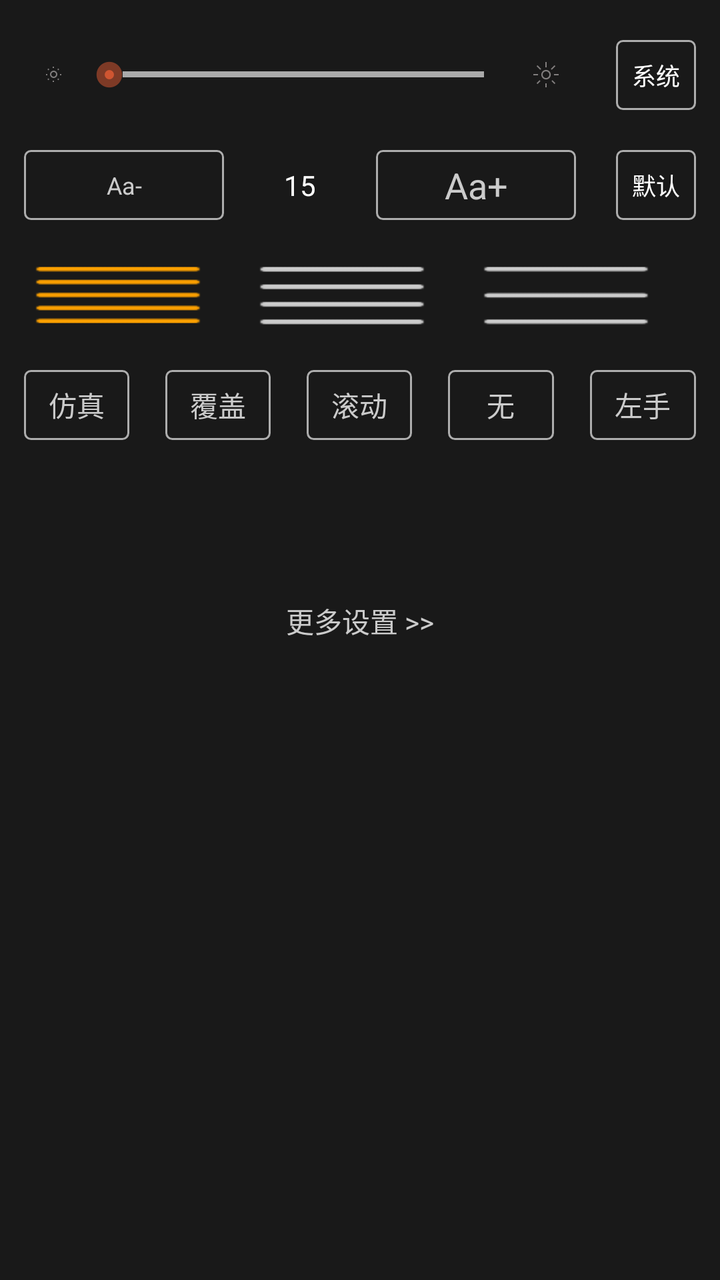
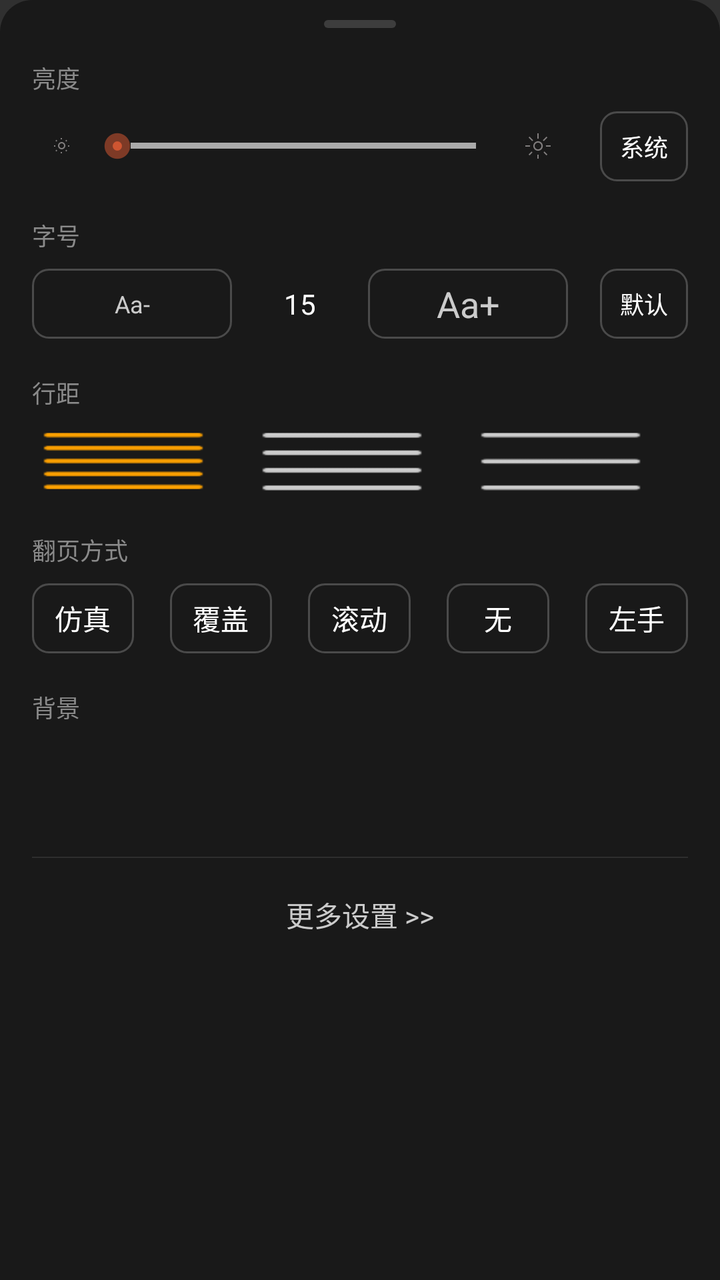

The first picture is an Android layout as it rendered before a commit; the second is the same layout after the commit. The layout source and the unified diff follow.
<!-- AndroidManifest.xml: application theme Theme.Design.NoActionBar -->
<!-- res/layout/dialog_read_setting.xml -->
<?xml version="1.0" encoding="utf-8"?>
<LinearLayout xmlns:android="http://schemas.android.com/apk/res/android"
    xmlns:app="http://schemas.android.com/apk/res-auto"
    xmlns:tools="http://schemas.android.com/tools"
    android:id="@+id/read_setting_ll_menu"
    android:layout_width="match_parent"
    android:layout_height="wrap_content"
    android:layout_alignParentBottom="true"
    android:background="@color/nb.read.menu.bg"
    android:clickable="true"
    android:orientation="vertical"
    android:paddingLeft="12dp"
    android:paddingRight="12dp">

    <LinearLayout
        android:layout_width="match_parent"
        android:layout_height="wrap_content"
        android:layout_marginTop="20dp"
        android:gravity="center_vertical"
        android:orientation="horizontal">

        <ImageView
            android:id="@+id/read_setting_iv_brightness_minus"
            android:layout_width="30dp"
            android:layout_height="30dp"
            android:scaleType="center"
            android:src="@drawable/ic_brightness_minus" />

        <SeekBar
            android:id="@+id/read_setting_sb_brightness"
            android:layout_width="0dp"
            android:layout_height="wrap_content"
            android:layout_weight="1"
            android:max="255"
            android:maxHeight="3dp"
            android:minHeight="3dp"
            android:progressDrawable="@drawable/seekbar_bg"
            android:thumb="@drawable/seekbar_thumb"
            android:thumbOffset="10dp" />

        <ImageView
            android:id="@+id/read_setting_iv_brightness_plus"
            android:layout_width="30dp"
            android:layout_height="30dp"
            android:layout_marginRight="20dp"
            android:scaleType="center"
            android:src="@drawable/ic_brightness_plus" />

        <CheckBox
            android:id="@+id/read_setting_cb_brightness_auto"
            android:layout_width="40dp"
            android:layout_height="35dp"
            android:background="@drawable/selector_btn_read_setting"
            android:button="@null"
            android:gravity="center"
            android:text="系统"
            android:textColor="@color/selector_btn_read_setting"
            android:textSize="12dp" />
    </LinearLayout>

    <LinearLayout
        android:layout_width="match_parent"
        android:layout_height="wrap_content"
        android:layout_marginTop="20dp"
        android:gravity="center_vertical"
        android:orientation="horizontal">

        <TextView
            android:id="@+id/read_setting_tv_font_minus"
            android:layout_width="100dp"
            android:layout_height="35dp"
            android:background="@drawable/shape_btn_read_setting_normal"
            android:gravity="center"
            android:text="Aa-"
            android:textColor="#CBCBCB"
            android:textSize="12dp" />

        <TextView
            android:id="@+id/read_setting_tv_font"
            android:layout_width="0dp"
            android:layout_height="wrap_content"
            android:layout_weight="1"
            android:gravity="center"
            android:text="15"
            android:textColor="@color/white"
            android:textSize="14dp" />

        <TextView
            android:id="@+id/read_setting_tv_font_plus"
            android:layout_width="100dp"
            android:layout_height="35dp"
            android:layout_marginRight="20dp"
            android:background="@drawable/shape_btn_read_setting_normal"
            android:gravity="center"
            android:padding="5dp"
            android:text="Aa+"
            android:textColor="#CBCBCB"
            android:textSize="18dp" />

        <CheckBox
            android:id="@+id/read_setting_cb_font_default"
            android:layout_width="40dp"
            android:layout_height="35dp"
            android:background="@drawable/selector_btn_read_setting"
            android:button="@null"
            android:gravity="center"
            android:text="默认"
            android:textColor="@color/selector_btn_read_setting"
            android:textSize="12dp" />
    </LinearLayout>

    <RadioGroup
        android:id="@+id/read_setting_line_spacing"
        android:layout_width="match_parent"
        android:layout_height="wrap_content"
        android:layout_marginTop="20dp"
        android:orientation="horizontal">

        <RadioButton
            android:id="@+id/reader_icon_line_spacing_small"
            android:layout_width="0dp"
            android:layout_height="35dp"
            android:layout_marginRight="18dp"
            android:checked="true"
            android:layout_weight="1"
            android:background="@drawable/reader_selector_line_spacing_small"
            android:button="@null"
            android:gravity="center"
            android:textColor="#CBCBCB" />

        <RadioButton
            android:id="@+id/reader_icon_line_spacing_middle"
            android:layout_width="0dp"
            android:layout_height="35dp"
            android:layout_marginRight="18dp"
            android:layout_weight="1"
            android:background="@drawable/reader_selector_line_spacing_middle"
            android:button="@null"
            android:gravity="center"
            android:textColor="#CBCBCB" />

        <RadioButton
            android:id="@+id/reader_icon_line_spacing_big"
            android:layout_width="0dp"
            android:layout_height="35dp"
            android:layout_marginRight="18dp"
            android:layout_weight="1"
            android:background="@drawable/reader_selector_line_spacing_big"
            android:button="@null"
            android:gravity="center"
            android:textColor="#CBCBCB" />


    </RadioGroup>

    <RadioGroup
        android:id="@+id/read_setting_rg_page_mode"
        android:layout_width="match_parent"
        android:layout_height="wrap_content"
        android:layout_marginTop="20dp"
        android:orientation="horizontal">

        <RadioButton
            android:id="@+id/read_setting_rb_simulation"
            android:layout_width="0dp"
            android:layout_height="35dp"
            android:layout_marginRight="18dp"
            android:layout_weight="1"
            android:background="@drawable/selector_btn_read_setting"
            android:button="@null"
            android:gravity="center"
            android:text="仿真"
            android:textColor="#CBCBCB"
            android:textSize="14dp" />

        <RadioButton
            android:id="@+id/read_setting_rb_cover"
            android:layout_width="0dp"

            android:layout_height="35dp"
            android:layout_marginRight="18dp"
            android:layout_weight="1"
            android:background="@drawable/selector_btn_read_setting"
            android:button="@null"
            android:gravity="center"
            android:text="覆盖"
            android:textColor="#CBCBCB"
            android:textSize="14dp" />

        <RadioButton
            android:id="@+id/read_setting_rb_slide"
            android:layout_width="0dp"
            android:layout_height="35dp"
            android:layout_marginRight="18dp"
            android:layout_weight="1"
            android:background="@drawable/selector_btn_read_setting"
            android:button="@null"
            android:gravity="center"
            android:text="滑动"
            android:textColor="#CBCBCB"
            android:textSize="14dp"
            android:visibility="gone" />

        <RadioButton
            android:id="@+id/read_setting_rb_scroll"
            android:layout_width="0dp"
            android:layout_height="35dp"
            android:layout_marginRight="18dp"
            android:layout_weight="1"
            android:background="@drawable/selector_btn_read_setting"
            android:button="@null"
            android:gravity="center"
            android:text="滚动"
            android:textColor="#CBCBCB"
            android:textSize="14dp" />

        <RadioButton
            android:id="@+id/read_setting_rb_none"
            android:layout_width="0dp"
            android:layout_height="35dp"
            android:layout_weight="1"
            android:background="@drawable/selector_btn_read_setting"
            android:button="@null"
            android:gravity="center"
            android:text="无"
            android:textColor="#CBCBCB"
            android:textSize="14dp" />

        <RadioButton
            android:id="@+id/read_setting_rb_left"
            android:layout_width="0dp"
            android:layout_height="35dp"
            android:layout_marginLeft="18dp"
            android:layout_weight="1"
            android:background="@drawable/selector_btn_read_setting"
            android:button="@null"
            android:gravity="center"
            android:text="左手"
            android:textColor="#CBCBCB"
            android:textSize="14dp" />

    </RadioGroup>

    <androidx.recyclerview.widget.RecyclerView
        android:id="@+id/read_setting_rv_bg"
        android:layout_width="match_parent"
        android:layout_height="40dp"
        android:layout_marginLeft="5dp"
        android:layout_marginTop="20dp"
        android:layout_marginRight="5dp"
        android:scrollbars="none" />

    <TextView
        android:id="@+id/read_setting_tv_more"
        android:layout_width="match_parent"
        android:layout_height="wrap_content"
        android:layout_marginTop="20dp"
        android:gravity="center_horizontal"
        android:text="更多设置 >>"
        android:textColor="#CBCBCB"
        />
</LinearLayout>
<!-- resources referenced by this layout -->
<resources>
  <color name="nb.read.menu.bg">#191919</color>
  <color name="white">#ffffffff</color>
  <!-- drawable reader_selector_line_spacing_big (drawable) -->
  <?xml version="1.0" encoding="utf-8"?>
  <selector xmlns:android="http://schemas.android.com/apk/res/android">
      <item android:drawable="@drawable/reader_icon_line_spacing_big_selected" android:state_pressed="true" />
      <item android:drawable="@drawable/reader_icon_line_spacing_big_selected" android:state_checked="true" />
      <item android:drawable="@drawable/reader_icon_line_spacing_big_default" />
  </selector>
  <!-- drawable reader_selector_line_spacing_middle (drawable) -->
  <?xml version="1.0" encoding="utf-8"?>
  <selector xmlns:android="http://schemas.android.com/apk/res/android">
  	<item android:state_pressed="true" android:drawable="@drawable/reader_icon_line_spacing_middle_selected" />
  	<item android:state_checked="true" android:drawable="@drawable/reader_icon_line_spacing_middle_selected" />
  	<item android:drawable="@drawable/reader_icon_line_spacing_middle_default" />
  </selector>
  <!-- drawable reader_selector_line_spacing_small (drawable) -->
  <?xml version="1.0" encoding="utf-8"?>
  <selector xmlns:android="http://schemas.android.com/apk/res/android">
      <item android:drawable="@drawable/reader_icon_line_spacing_small_selected" android:state_pressed="true" />
      <item android:drawable="@drawable/reader_icon_line_spacing_small_selected" android:state_checked="true" />
      <item android:drawable="@drawable/reader_icon_line_spacing_small_default" />
  </selector>
  <!-- drawable seekbar_thumb (drawable) -->
  <?xml version="1.0" encoding="utf-8"?>
  <selector xmlns:android="http://schemas.android.com/apk/res/android">
  
      <item android:drawable="@drawable/seekbar_thumb_selected" android:state_pressed="true"/>
      <item android:drawable="@drawable/seekbar_thumb_selected" android:state_focused="true"/>
      <item android:drawable="@drawable/seekbar_thumb_normal"></item>
  
  </selector>
  <!-- drawable selector_btn_read_setting (drawable) -->
  <?xml version="1.0" encoding="utf-8"?>
  <selector xmlns:android="http://schemas.android.com/apk/res/android">
  	<item android:state_pressed="true" android:drawable="@drawable/shape_btn_read_setting_checked" />
  	<item android:state_checked="true" android:drawable="@drawable/shape_btn_read_setting_checked" />
  	<item android:drawable="@drawable/shape_btn_read_setting_normal" />
  </selector>
  <!-- drawable shape_btn_read_setting_normal (drawable) -->
  <?xml version="1.0" encoding="utf-8"?>
  <shape xmlns:android="http://schemas.android.com/apk/res/android"
  	android:shape="rectangle">
  	<corners android:radius="3dp"/>
  	<stroke android:width="1dp"
  		android:color="#adadad"/>
  </shape>
  <!-- drawable shape_btn_read_setting_checked (drawable) -->
  <?xml version="1.0" encoding="utf-8"?>
  <shape xmlns:android="http://schemas.android.com/apk/res/android"
  	android:shape="rectangle">
  	<corners android:radius="3dp"/>
  	<solid android:color="@color/nb.read.menu.bg"/>
  	<stroke android:width="1dp"
  		android:color="#EC4A48"/>
  </shape>
  <!-- unchanged entries left out for length: 11 -->
</resources>

<!-- the commit's change to res/layout/dialog_read_setting.xml (unified diff, before → after) -->
@@ -6,16 +6,35 @@
     android:layout_width="match_parent"
     android:layout_height="wrap_content"
     android:layout_alignParentBottom="true"
-    android:background="@color/nb.read.menu.bg"
+    android:background="@drawable/bg_read_setting_sheet"
     android:clickable="true"
     android:orientation="vertical"
-    android:paddingLeft="12dp"
-    android:paddingRight="12dp">
+    android:paddingLeft="16dp"
+    android:paddingRight="16dp"
+    android:paddingBottom="20dp">
+
+    
+    <View
+        android:layout_width="36dp"
+        android:layout_height="4dp"
+        android:layout_gravity="center_horizontal"
+        android:layout_marginTop="10dp"
+        android:layout_marginBottom="4dp"
+        android:background="@drawable/bg_sheet_handle" />
+
+    
+    <TextView
+        android:layout_width="wrap_content"
+        android:layout_height="wrap_content"
+        android:layout_marginTop="12dp"
+        android:text="亮度"
+        android:textColor="#8A8A8A"
+        android:textSize="12sp" />
 
     <LinearLayout
         android:layout_width="match_parent"
         android:layout_height="wrap_content"
-        android:layout_marginTop="20dp"
+        android:layout_marginTop="8dp"
         android:gravity="center_vertical"
         android:orientation="horizontal">
 
@@ -42,13 +61,13 @@
             android:id="@+id/read_setting_iv_brightness_plus"
             android:layout_width="30dp"
             android:layout_height="30dp"
-            android:layout_marginRight="20dp"
+            android:layout_marginRight="16dp"
             android:scaleType="center"
             android:src="@drawable/ic_brightness_plus" />
 
         <CheckBox
             android:id="@+id/read_setting_cb_brightness_auto"
-            android:layout_width="40dp"
+            android:layout_width="44dp"
             android:layout_height="35dp"
             android:background="@drawable/selector_btn_read_setting"
             android:button="@null"
@@ -58,10 +77,19 @@
             android:textSize="12dp" />
     </LinearLayout>
 
+    
+    <TextView
+        android:layout_width="wrap_content"
+        android:layout_height="wrap_content"
+        android:layout_marginTop="18dp"
+        android:text="字号"
+        android:textColor="#8A8A8A"
+        android:textSize="12sp" />
+
     <LinearLayout
         android:layout_width="match_parent"
         android:layout_height="wrap_content"
-        android:layout_marginTop="20dp"
+        android:layout_marginTop="8dp"
         android:gravity="center_vertical"
         android:orientation="horizontal">
 
@@ -89,7 +117,7 @@
             android:id="@+id/read_setting_tv_font_plus"
             android:layout_width="100dp"
             android:layout_height="35dp"
-            android:layout_marginRight="20dp"
+            android:layout_marginRight="16dp"
             android:background="@drawable/shape_btn_read_setting_normal"
             android:gravity="center"
             android:padding="5dp"
@@ -99,7 +127,7 @@
 
         <CheckBox
             android:id="@+id/read_setting_cb_font_default"
-            android:layout_width="40dp"
+            android:layout_width="44dp"
             android:layout_height="35dp"
             android:background="@drawable/selector_btn_read_setting"
             android:button="@null"
@@ -109,11 +137,20 @@
             android:textSize="12dp" />
     </LinearLayout>
 
+    
+    <TextView
+        android:layout_width="wrap_content"
+        android:layout_height="wrap_content"
+        android:layout_marginTop="18dp"
+        android:text="行距"
+        android:textColor="#8A8A8A"
+        android:textSize="12sp" />
+
     <RadioGroup
         android:id="@+id/read_setting_line_spacing"
         android:layout_width="match_parent"
         android:layout_height="wrap_content"
-        android:layout_marginTop="20dp"
+        android:layout_marginTop="8dp"
         android:orientation="horizontal">
 
         <RadioButton
@@ -152,12 +189,21 @@
 
 
     </RadioGroup>
+
+    
+    <TextView
+        android:layout_width="wrap_content"
+        android:layout_height="wrap_content"
+        android:layout_marginTop="18dp"
+        android:text="翻页方式"
+        android:textColor="#8A8A8A"
+        android:textSize="12sp" />
 
     <RadioGroup
         android:id="@+id/read_setting_rg_page_mode"
         android:layout_width="match_parent"
         android:layout_height="wrap_content"
-        android:layout_marginTop="20dp"
+        android:layout_marginTop="8dp"
         android:orientation="horizontal">
 
         <RadioButton
@@ -170,7 +216,7 @@
             android:button="@null"
             android:gravity="center"
             android:text="仿真"
-            android:textColor="#CBCBCB"
+            android:textColor="@color/selector_btn_read_setting"
             android:textSize="14dp" />
 
         <RadioButton
@@ -184,7 +230,7 @@
             android:button="@null"
             android:gravity="center"
             android:text="覆盖"
-            android:textColor="#CBCBCB"
+            android:textColor="@color/selector_btn_read_setting"
             android:textSize="14dp" />
 
         <RadioButton
@@ -197,7 +243,7 @@
             android:button="@null"
             android:gravity="center"
             android:text="滑动"
-            android:textColor="#CBCBCB"
+            android:textColor="@color/selector_btn_read_setting"
             android:textSize="14dp"
             android:visibility="gone" />
 
@@ -211,7 +257,7 @@
             android:button="@null"
             android:gravity="center"
             android:text="滚动"
-            android:textColor="#CBCBCB"
+            android:textColor="@color/selector_btn_read_setting"
             android:textSize="14dp" />
 
         <RadioButton
@@ -223,7 +269,7 @@
             android:button="@null"
             android:gravity="center"
             android:text="无"
-            android:textColor="#CBCBCB"
+            android:textColor="@color/selector_btn_read_setting"
             android:textSize="14dp" />
 
         <RadioButton
@@ -236,27 +282,44 @@
             android:button="@null"
             android:gravity="center"
             android:text="左手"
-            android:textColor="#CBCBCB"
+            android:textColor="@color/selector_btn_read_setting"
             android:textSize="14dp" />
 
     </RadioGroup>
+
+    
+    <TextView
+        android:layout_width="wrap_content"
+        android:layout_height="wrap_content"
+        android:layout_marginTop="18dp"
+        android:text="背景"
+        android:textColor="#8A8A8A"
+        android:textSize="12sp" />
 
     <androidx.recyclerview.widget.RecyclerView
         android:id="@+id/read_setting_rv_bg"
         android:layout_width="match_parent"
         android:layout_height="40dp"
         android:layout_marginLeft="5dp"
-        android:layout_marginTop="20dp"
+        android:layout_marginTop="8dp"
         android:layout_marginRight="5dp"
         android:scrollbars="none" />
 
+    <View
+        android:layout_width="match_parent"
+        android:layout_height="0.5dp"
+        android:layout_marginTop="18dp"
+        android:background="#2E2E2E" />
+
     <TextView
         android:id="@+id/read_setting_tv_more"
         android:layout_width="match_parent"
         android:layout_height="wrap_content"
-        android:layout_marginTop="20dp"
-        android:gravity="center_horizontal"
+        android:layout_marginTop="6dp"
+        android:gravity="center"
+        android:paddingTop="12dp"
+        android:paddingBottom="6dp"
         android:text="更多设置 >>"
         android:textColor="#CBCBCB"
-        />
+        android:textSize="14sp" />
 </LinearLayout>
<!-- resource entries referenced after the edit -->
@@ -2,6 +2,22 @@
 <resources>
   <color name="nb.read.menu.bg">#191919</color>
   <color name="white">#ffffffff</color>
+  <!-- drawable bg_read_setting_sheet (drawable) -->
+  <?xml version="1.0" encoding="utf-8"?>
+  <shape xmlns:android="http://schemas.android.com/apk/res/android"
+      android:shape="rectangle">
+      <solid android:color="@color/nb.read.menu.bg" />
+      <corners
+          android:topLeftRadius="16dp"
+          android:topRightRadius="16dp" />
+  </shape>
+  <!-- drawable bg_sheet_handle (drawable) -->
+  <?xml version="1.0" encoding="utf-8"?>
+  <shape xmlns:android="http://schemas.android.com/apk/res/android"
+      android:shape="rectangle">
+      <solid android:color="#3D3D3D" />
+      <corners android:radius="2dp" />
+  </shape>
   <!-- drawable reader_selector_line_spacing_big (drawable) -->
   <?xml version="1.0" encoding="utf-8"?>
   <selector xmlns:android="http://schemas.android.com/apk/res/android">
@@ -42,19 +58,22 @@
   <!-- drawable shape_btn_read_setting_normal (drawable) -->
   <?xml version="1.0" encoding="utf-8"?>
   <shape xmlns:android="http://schemas.android.com/apk/res/android"
-  	android:shape="rectangle">
-  	<corners android:radius="3dp"/>
-  	<stroke android:width="1dp"
-  		android:color="#adadad"/>
+      android:shape="rectangle">
+      <corners android:radius="8dp" />
+      <stroke
+          android:width="1dp"
+          android:color="#4A4A4A" />
   </shape>
   <!-- drawable shape_btn_read_setting_checked (drawable) -->
   <?xml version="1.0" encoding="utf-8"?>
   <shape xmlns:android="http://schemas.android.com/apk/res/android"
-  	android:shape="rectangle">
-  	<corners android:radius="3dp"/>
-  	<solid android:color="@color/nb.read.menu.bg"/>
-  	<stroke android:width="1dp"
-  		android:color="#EC4A48"/>
+      android:shape="rectangle">
+      <corners android:radius="8dp" />
+      
+      <solid android:color="#33EC4A48" />
+      <stroke
+          android:width="1.5dp"
+          android:color="#EC4A48" />
   </shape>
   <!-- unchanged entries left out for length: 11 -->
 </resources>
